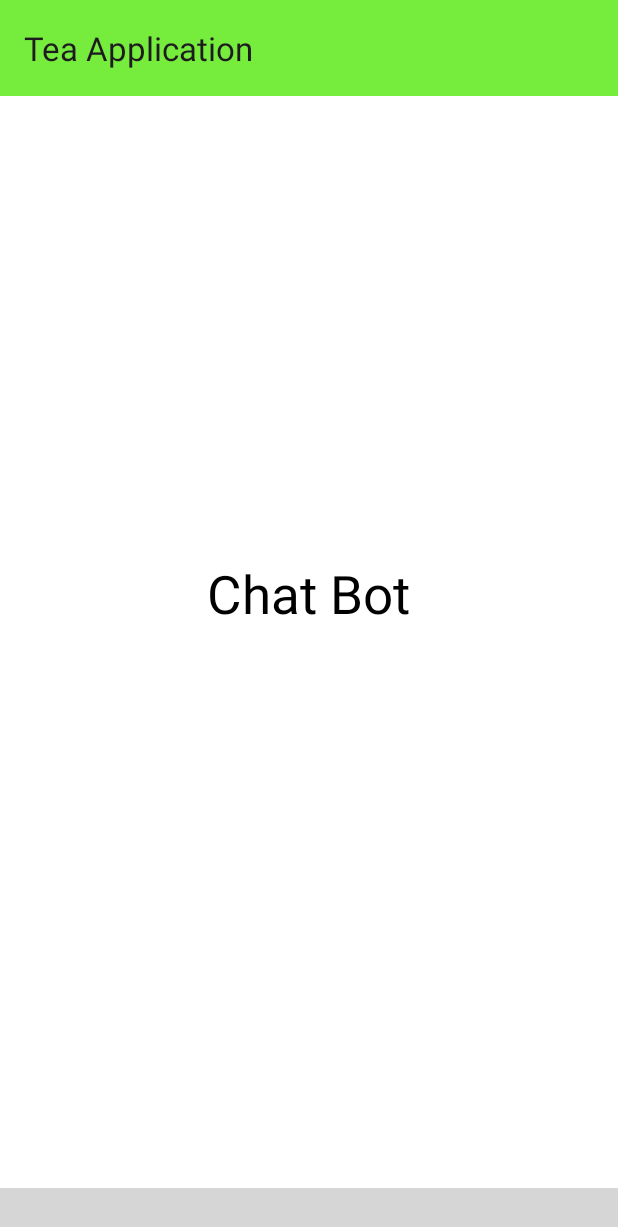
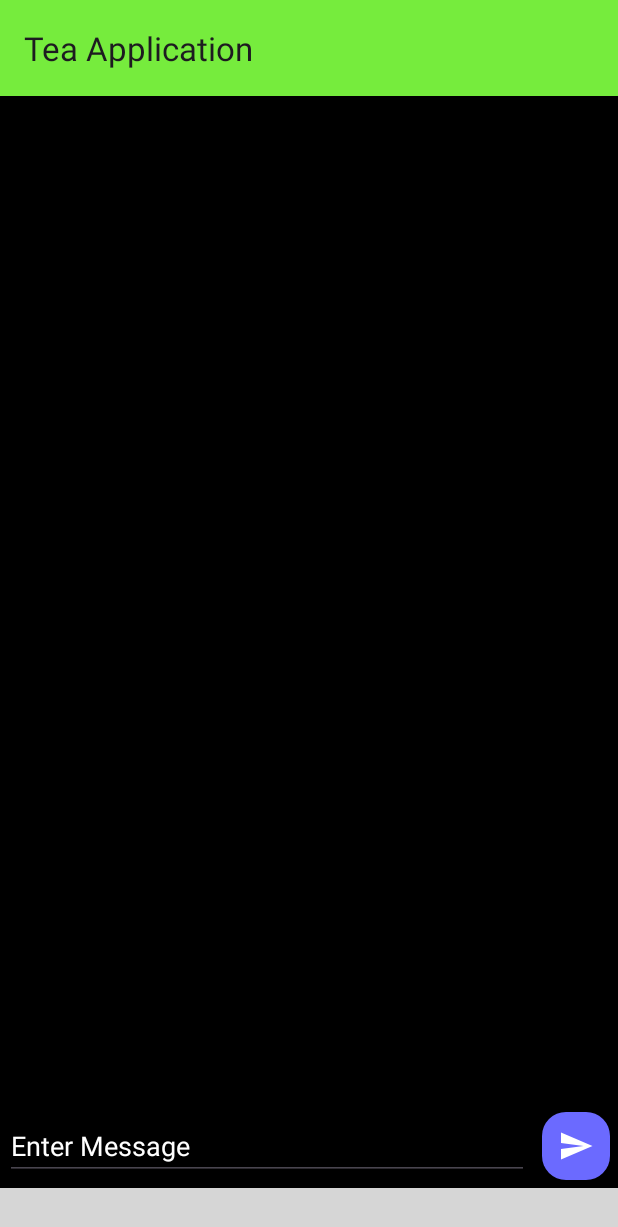
Before and after one commit to DinithiMalmi/TeaApp, an Android app: the fragment ChatBotFragment placed in its activity, on a phone screen of 412 x 824 dp. Shown: the top 1227 px of the screen. Run offline under Robolectric (Android 15) with nearby library versions, the phone set to English and light mode, and no system bars; libraries missing offline, so code that uses them is left out: com.denzcoskun.imageslider, com.etebarian.meowbottomnavigation, org.tensorflow.lite; plain views replace MeowBottomNavigation; 17 statements that could not run were skipped; grey boxes are pictures that could not be loaded.

Commit message:
ChatBot Interface

```diff
--- a/app/build.gradle.kts
+++ b/app/build.gradle.kts
@@ -48,4 +48,7 @@ dependencies {
     androidTestImplementation("androidx.test.espresso:espresso-core:3.5.1")
     implementation("org.jetbrains.kotlin:kotlin-stdlib-jdk7:1.3.61")
     implementation ("com.github.denzcoskun:ImageSlideshow:0.1.0")
+    implementation ("com.squareup.retrofit2:retrofit:2.9.0")
+    implementation ("com.squareup.retrofit2:converter-gson:2.5.0")
+
 }
--- a/app/src/main/AndroidManifest.xml
+++ b/app/src/main/AndroidManifest.xml
@@ -26,12 +26,6 @@
         <activity
             android:name=".ResultActivity"
             android:exported="false" />
-        <activity
-            android:name=".NotificationsActivity"
-            android:exported="false" />
-        <activity
-            android:name=".ChatBotActivity"
-            android:exported="false" />
 
         <activity
             android:name=".StartActivity"
--- /dev/null
+++ b/app/src/main/res/drawable/send.xml
@@ -0,0 +1,5 @@
+<vector android:autoMirrored="true" android:height="24dp"
+    android:tint="#000000" android:viewportHeight="24"
+    android:viewportWidth="24" android:width="24dp" xmlns:android="http://schemas.android.com/apk/res/android">
+    <path android:fillColor="@android:color/white" android:pathData="M2.01,21L23,12 2.01,3 2,10l15,2 -15,2z"/>
+</vector>
--- a/app/src/main/res/layout/fragment_chat_bot.xml
+++ b/app/src/main/res/layout/fragment_chat_bot.xml
@@ -3,15 +3,51 @@
     xmlns:tools="http://schemas.android.com/tools"
     android:layout_width="match_parent"
     android:layout_height="match_parent"
+    xmlns:app="http://schemas.android.com/apk/res-auto"
+    android:background="@color/black"
     tools:context=".ChatBotFragment">
 
-    <!-- TODO: Update blank fragment layout -->
-    <TextView
-        android:layout_width="wrap_content"
+    <androidx.recyclerview.widget.RecyclerView
+        android:layout_width="match_parent"
+        android:layout_height="match_parent"
+        android:id="@+id/idRVChats"
+        android:layout_above="@id/idRLMsg"
+        />
+
+    <RelativeLayout
+        android:layout_width="match_parent"
         android:layout_height="wrap_content"
-        android:layout_centerInParent="true"
-        android:text="Chat Bot"
-        android:textColor="@color/black"
-        android:textSize="35dp" />
+        android:layout_alignParentBottom="true"
+        android:id="@+id/idRLMsg"
+        >
+        <EditText
+            android:layout_width="match_parent"
+            android:layout_height="wrap_content"
+            android:hint="Enter Message"
+            android:textColorHint="@color/white"
+            android:id="@+id/idEdtMessage"
+            android:layout_toLeftOf="@id/idFABSend"
+            android:layout_margin="3dp"
+            android:layout_centerInParent="true"
+            android:textColor="@color/white"
+            android:singleLine="true"
+            />
+        <com.google.android.material.floatingactionbutton.FloatingActionButton
+            android:layout_width="wrap_content"
+            android:layout_height="wrap_content"
+            android:layout_alignParentEnd="true"
+            android:src="@drawable/send"
+            android:layout_margin="4dp"
+            app:fabCustomSize="45dp"
+            app:backgroundTint="@color/fab_color"
+            app:tint="@color/white"
+            android:id="@+id/idFABSend"
+            android:layout_alignParentRight="true"
+            />
+
+
+
+
+    </RelativeLayout>
 
 </RelativeLayout>
--- a/app/src/main/res/values/colors.xml
+++ b/app/src/main/res/values/colors.xml
@@ -2,4 +2,14 @@
 <resources>
     <color name="black">#FF000000</color>
     <color name="white">#FFFFFFFF</color>
+    <color name="purple_200">#013B8A</color>
+    <color name="purple_500">#013B8A</color>
+    <color name="purple_700">#013B8A</color>
+    <color name="teal_200">#FF03DAC5</color>
+    <color name="teal_700">#FF018786</color>
+
+    <color name="back_color">#13253D</color>
+    <color name="bot_back_color">#203757</color>
+    <color name="user_back_Color">#6965FF</color>
+    <color name="fab_color">#6B6AFF</color>
 </resources>
```
